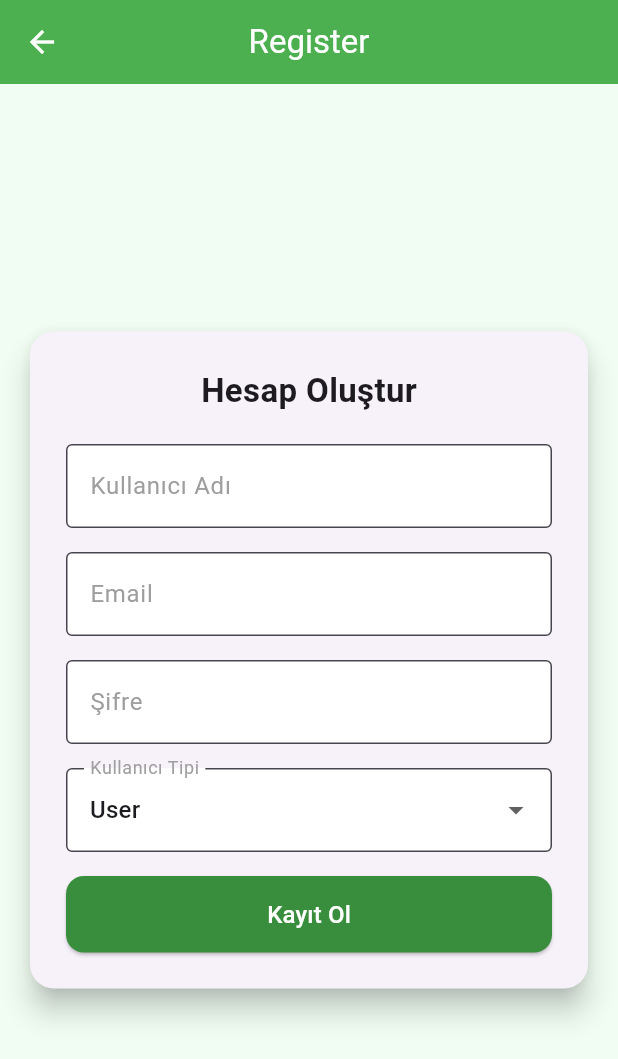
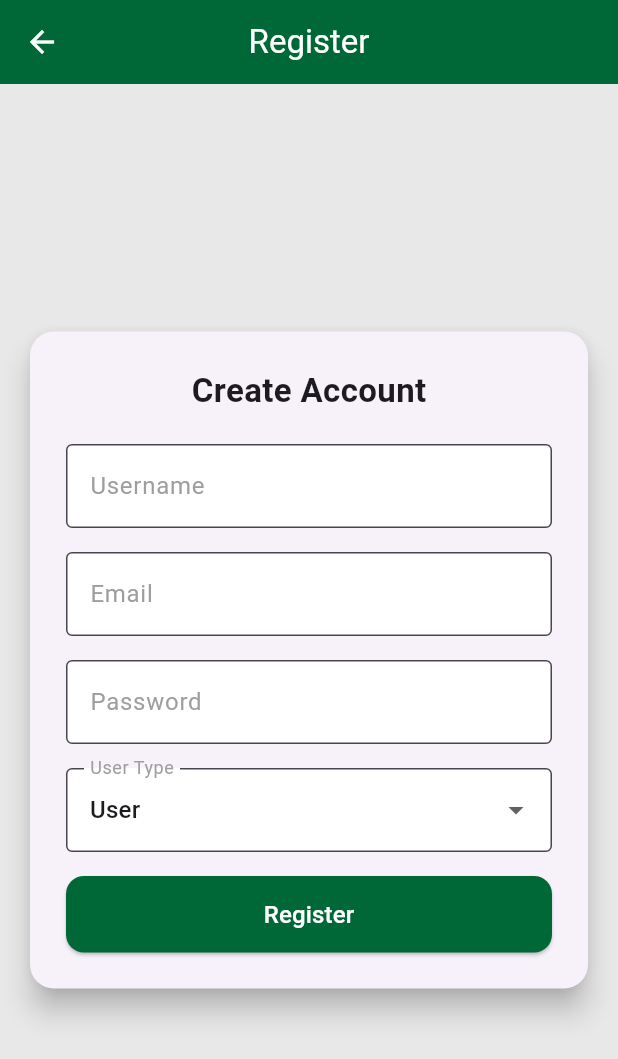
Before and after one commit to bounswe/bounswe2025group6, a Flutter app: the RegisterPage screen opened directly, on a phone screen of 412 x 824 dp. Shown: the top 1059 px of the screen. Run offline on Flutter 3.47's test engine with Material 3 defaults, Android fonts, the phone set to English and light mode, and no system bars; our stand-ins replace file_picker.

Commit message:
refactor:registerscreen-newpasswordscreen-verifycodescreen implementation

```diff
--- a/mobile/lib/screens/new_password_screen.dart
+++ b/mobile/lib/screens/new_password_screen.dart
@@ -1,4 +1,5 @@
 import 'package:flutter/material.dart';
+import 'package:fithub/theme/app_theme.dart';
 
 class CreateNewPasswordPage extends StatefulWidget {
   const CreateNewPasswordPage({super.key});
@@ -15,8 +16,8 @@ class _CreateNewPasswordPageState extends State<CreateNewPasswordPage> {
   void _submitForm() {
     if (_formKey.currentState!.validate()) {
       final newPassword = _newPasswordController.text;
-      debugPrint("Yeni şifre: $newPassword");
-      // TODO: Şifreyi backend'e gönder
+      debugPrint("New password: $newPassword");
+      // TODO: Send password to backend
     }
   }
 
@@ -30,10 +31,11 @@ class _CreateNewPasswordPageState extends State<CreateNewPasswordPage> {
   @override
   Widget build(BuildContext context) {
     return Scaffold(
+      backgroundColor: AppTheme.backgroundGrey,
       appBar: AppBar(
-        title: const Text('Yeni Şifre Oluştur'),
+        title: const Text('Create New Password'),
         centerTitle: true,
-        backgroundColor: Colors.green[700],
+        backgroundColor: AppTheme.primaryGreen,
         foregroundColor: Colors.white,
       ),
       body: Padding(
@@ -42,47 +44,42 @@ class _CreateNewPasswordPageState extends State<CreateNewPasswordPage> {
           key: _formKey,
           child: Column(
             children: [
-              // Yeni Şifre
               TextFormField(
                 controller: _newPasswordController,
                 obscureText: true,
                 decoration: const InputDecoration(
-                  labelText: 'Yeni Şifre',
+                  labelText: 'New Password',
                   border: OutlineInputBorder(),
                 ),
                 validator: (value) =>
                 value != null && value.length >= 6
                     ? null
-                    : 'En az 6 karakter girin',
+                    : 'Enter at least 6 characters',
               ),
               const SizedBox(height: 16),
-
-              // Şifre Tekrar
               TextFormField(
                 controller: _repeatPasswordController,
                 obscureText: true,
                 decoration: const InputDecoration(
-                  labelText: 'Şifreyi Tekrar Yaz',
+                  labelText: 'Confirm Password',
                   border: OutlineInputBorder(),
                 ),
                 validator: (value) {
                   if (value != _newPasswordController.text) {
-                    return 'Şifreler eşleşmiyor';
+                    return 'Passwords do not match';
                   }
                   return null;
                 },
               ),
               const SizedBox(height: 32),
-
-              // Onay Butonu
               ElevatedButton(
                 onPressed: _submitForm,
                 style: ElevatedButton.styleFrom(
-                  backgroundColor: Colors.green[700],
+                  backgroundColor: AppTheme.primaryGreen,
                   padding: const EdgeInsets.symmetric(horizontal: 32, vertical: 12),
                 ),
                 child: const Text(
-                  'Şifreyi Kaydet',
+                  'Save Password',
                   style: TextStyle(fontSize: 16, color: Colors.white),
                 ),
               ),
--- a/mobile/lib/screens/register_screen.dart
+++ b/mobile/lib/screens/register_screen.dart
@@ -1,5 +1,6 @@
 import 'package:flutter/material.dart';
 import 'package:file_picker/file_picker.dart';
+import 'package:fithub/theme/app_theme.dart';
 
 class RegisterPage extends StatefulWidget {
   const RegisterPage({super.key});
@@ -11,27 +12,23 @@ class RegisterPage extends StatefulWidget {
 class _RegisterPageState extends State<RegisterPage> {
   final _formKey = GlobalKey<FormState>();
 
-  // --- Form alanları ---
   String _username = '';
-  String _email    = '';
+  String _email = '';
   String _password = '';
   String _userType = 'User';
-  PlatformFile? _pdfFile;          // Dietitian için PDF
+  PlatformFile? _pdfFile;
 
-  // --- Formu gönder ---
   void _submitForm() {
     if (_formKey.currentState!.validate()) {
       _formKey.currentState!.save();
 
-      // Dietitian ise PDF zorunlu
       if (_userType == 'Dietitian' && _pdfFile == null) {
         ScaffoldMessenger.of(context).showSnackBar(
-          const SnackBar(content: Text('Lütfen PDF yükleyin')),
+          const SnackBar(content: Text('Please upload a PDF certificate')),
         );
         return;
       }
 
-      // DEBUG çıktısı
       debugPrint('Username : $_username');
       debugPrint('Email    : $_email');
       debugPrint('Password : $_password');
@@ -40,7 +37,6 @@ class _RegisterPageState extends State<RegisterPage> {
     }
   }
 
-  // --- PDF seç ---
   Future<void> _pickPdfFile() async {
     final result = await FilePicker.platform.pickFiles(
       type: FileType.custom,
@@ -51,13 +47,12 @@ class _RegisterPageState extends State<RegisterPage> {
     }
   }
 
-  // --- UI -------------------------------------------------
   @override
   Widget build(BuildContext context) {
     return Scaffold(
-      backgroundColor: const Color(0xFFF1FDF3),             // çok açık yeşil
+      backgroundColor: AppTheme.backgroundGrey,
       appBar: AppBar(
-        backgroundColor: const Color(0xFF4CAF50),           // yeşil
+        backgroundColor: AppTheme.primaryGreen,
         foregroundColor: Colors.white,
         title: const Text('Register'),
         centerTitle: true,
@@ -77,28 +72,24 @@ class _RegisterPageState extends State<RegisterPage> {
                 child: Column(
                   children: [
                     const Text(
-                      'Hesap Oluştur',
+                      'Create Account',
                       style: TextStyle(
                         fontSize: 22,
                         fontWeight: FontWeight.bold,
                       ),
                     ),
                     const SizedBox(height: 20),
-
-                    // Username
                     TextFormField(
                       decoration: const InputDecoration(
-                        labelText: 'Kullanıcı Adı',
+                        labelText: 'Username',
                         border: OutlineInputBorder(),
                       ),
                       onSaved: (v) => _username = v ?? '',
                       validator: (v) => v != null && v.length >= 3
                           ? null
-                          : 'En az 3 karakter',
+                          : 'Enter at least 3 characters',
                     ),
                     const SizedBox(height: 16),
-
-                    // Email
                     TextFormField(
                       decoration: const InputDecoration(
                         labelText: 'Email',
@@ -107,28 +98,24 @@ class _RegisterPageState extends State<RegisterPage> {
                       onSaved: (v) => _email = v ?? '',
                       validator: (v) => v != null && v.contains('@')
                           ? null
-                          : 'Geçerli email gir',
+                          : 'Enter a valid email',
                     ),
                     const SizedBox(height: 16),
-
-                    // Password
                     TextFormField(
                       decoration: const InputDecoration(
-                        labelText: 'Şifre',
+                        labelText: 'Password',
                         border: OutlineInputBorder(),
                       ),
                       obscureText: true,
                       onSaved: (v) => _password = v ?? '',
                       validator: (v) => v != null && v.length >= 6
                           ? null
-                          : 'En az 6 karakter',
+                          : 'Enter at least 6 characters',
                     ),
                     const SizedBox(height: 16),
-
-                    // User Type
                     DropdownButtonFormField<String>(
                       decoration: const InputDecoration(
-                        labelText: 'Kullanıcı Tipi',
+                        labelText: 'User Type',
                         border: OutlineInputBorder(),
                       ),
                       value: _userType,
@@ -145,18 +132,16 @@ class _RegisterPageState extends State<RegisterPage> {
                       onChanged: (v) {
                         setState(() {
                           _userType = v!;
-                          _pdfFile = null; // type değişince PDF sıfırla
+                          _pdfFile = null;
                         });
                       },
                       onSaved: (v) => _userType = v ?? 'User',
                     ),
                     const SizedBox(height: 16),
-
-                    // PDF picker (sadece Dietitian)
                     if (_userType == 'Dietitian') ...[
                       ElevatedButton.icon(
                         style: ElevatedButton.styleFrom(
-                          backgroundColor: const Color(0xFF66BB6A),
+                          backgroundColor: AppTheme.primaryGreen,
                           foregroundColor: Colors.white,
                           shape: RoundedRectangleBorder(
                             borderRadius: BorderRadius.circular(8),
@@ -164,25 +149,23 @@ class _RegisterPageState extends State<RegisterPage> {
                         ),
                         onPressed: _pickPdfFile,
                         icon: const Icon(Icons.upload_file),
-                        label: const Text('PDF Yükle (Sertifika)'),
+                        label: const Text('Upload PDF (Certificate)'),
                       ),
                       if (_pdfFile != null)
                         Padding(
                           padding: const EdgeInsets.only(top: 8),
                           child: Text(
-                            'Yüklenen: ${_pdfFile!.name}',
-                            style: const TextStyle(color: Colors.green),
+                            'Uploaded: ${_pdfFile!.name}',
+                            style: const TextStyle(color: AppTheme.primaryGreen),
                           ),
                         ),
                       const SizedBox(height: 16),
                     ],
-
-                    // Register Button
                     SizedBox(
                       width: double.infinity,
                       child: ElevatedButton(
                         style: ElevatedButton.styleFrom(
-                          backgroundColor: const Color(0xFF388E3C),
+                          backgroundColor: AppTheme.primaryGreen,
                           padding: const EdgeInsets.symmetric(vertical: 14),
                           shape: RoundedRectangleBorder(
                             borderRadius: BorderRadius.circular(12),
@@ -190,7 +173,7 @@ class _RegisterPageState extends State<RegisterPage> {
                         ),
                         onPressed: _submitForm,
                         child: const Text(
-                          'Kayıt Ol',
+                          'Register',
                           style: TextStyle(color: Colors.white, fontSize: 16),
                         ),
                       ),
```
Also changed, not shown: mobile/lib/screens/verify_code_screen.dart (+15 -19 lines), 6 other files.
